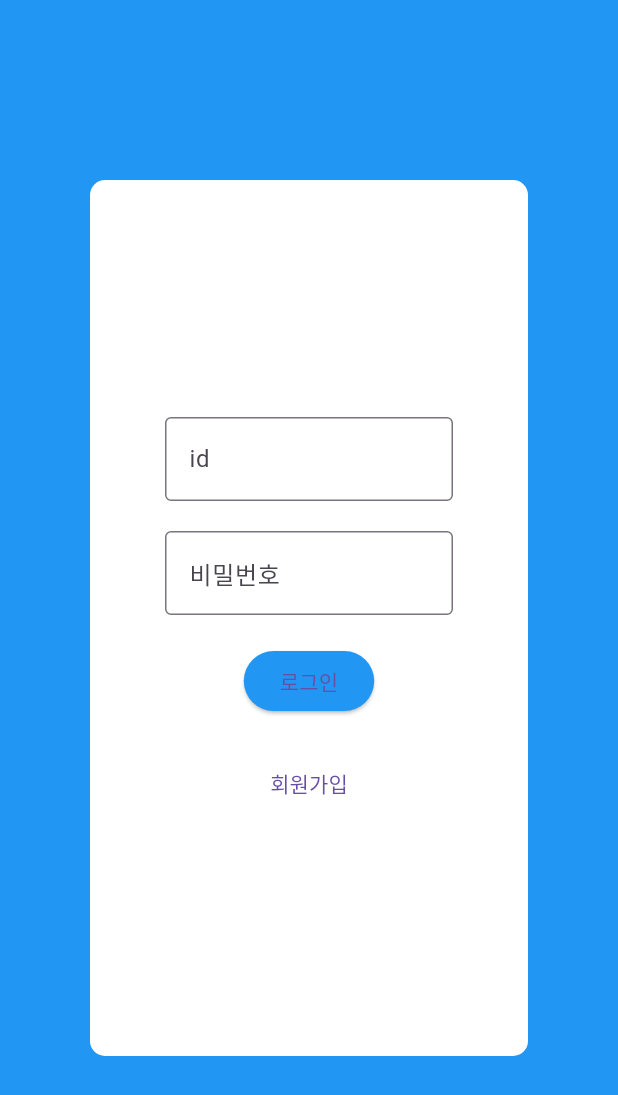
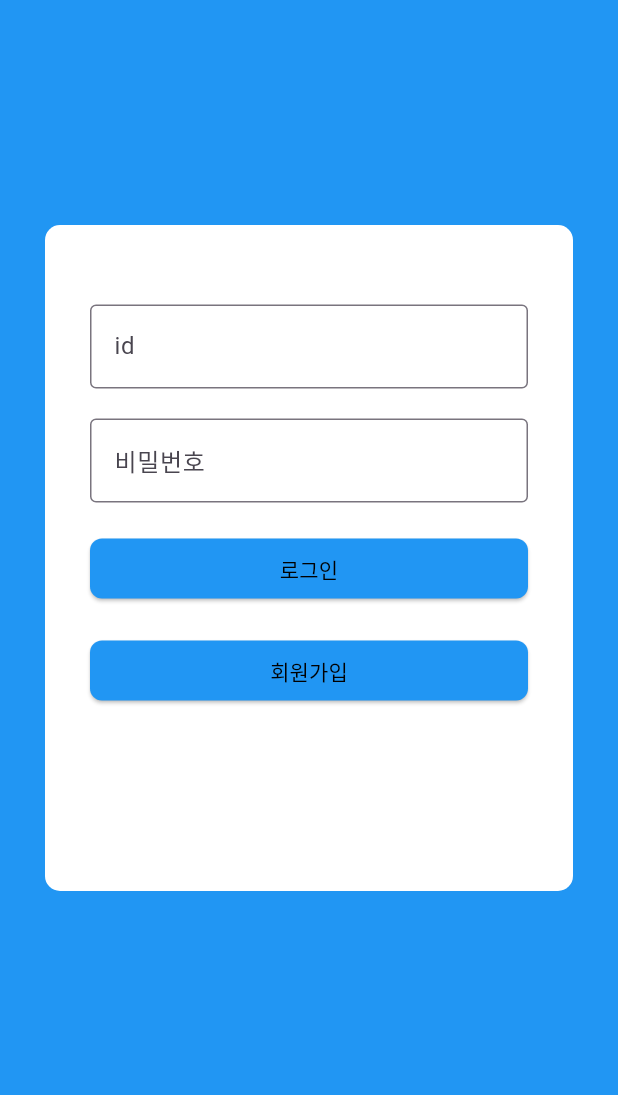
Before and after one commit to hanu1229/devconnect_app, a Flutter app: the Companylogin screen opened directly, on a phone screen of 412 x 824 dp. Shown: the top 1095 px of the screen. Run offline on Flutter 3.47's test engine with Material 3 defaults, Android fonts, the phone set to English and light mode, and no system bars; our stand-ins replace percent_indicator; network calls fail.

Commit message:
2025-04-25 한상범 : flutter 로그인페이지 초안 완료

```diff
--- a/lib/app/company/company_login.dart
+++ b/lib/app/company/company_login.dart
@@ -19,8 +19,8 @@ class _CompanyLogin extends State<Companylogin>{
     return Scaffold(
       backgroundColor: Colors.blue,
       body: Container(
-        padding: EdgeInsets.all(50),
-        margin: EdgeInsets.fromLTRB(60, 120, 60, 120),  // left, top , light, bottom
+        padding: EdgeInsets.fromLTRB(30, 50, 30, 120),
+        margin: EdgeInsets.fromLTRB(30, 150, 30, 230),  // left, top , light, bottom
         decoration: BoxDecoration(
           color: Colors.white,
           borderRadius: BorderRadius.circular(10),
@@ -28,32 +28,75 @@ class _CompanyLogin extends State<Companylogin>{
         child: Column(
           mainAxisAlignment: MainAxisAlignment.center,
           children: [ // 하위 요소들 위젯
+            SizedBox(
+             width : double.infinity, // 넓이 화면 크기에 따라 자동 조절
+            child:
             TextField(
               controller: idController,
               decoration: InputDecoration(
                 labelText: "id",
                 border: OutlineInputBorder(),
+
               ),
-            ),
+            ),),
+
+
             SizedBox(height: 20,),
-            TextField(controller: pwdController,
+
+
+            SizedBox(
+              width: double.infinity,
+              child: TextField(
+              controller: pwdController,
               obscureText: true, // 입력값 감추기
               decoration: InputDecoration(
                 labelText: "비밀번호",
                 border: OutlineInputBorder(),
               ),
-            ),
+            ),),
+
             SizedBox(height: 20,),
-            ElevatedButton(onPressed: ()=>{}, child: Text("로그인"), style: ButtonStyle(backgroundColor: WidgetStateProperty.resolveWith<Color>(
+
+            SizedBox(
+              width: double.infinity,
+              child:
+            ElevatedButton(onPressed: ()=>{}, style: ButtonStyle(backgroundColor: WidgetStateProperty.resolveWith<Color>(
                 (Set<WidgetState> states) {
                   if(states.contains(WidgetState.pressed)){
                   return Colors.blue.shade700;
                 }
-                return Colors.blue; // 기본 배경색은 파란색
+                return Colors.blue; // 기본 배경색은 파란
                 }
-            ),),),
+            ),
+              shape: WidgetStateProperty.all<OutlinedBorder>(
+                RoundedRectangleBorder(
+                  borderRadius: BorderRadius.circular(8.0),  // 둥글기 크기 조절
+                )
+              ) ,
+
+            ), child: Text("로그인", style: TextStyle(color: Colors.black),),),),
+
             SizedBox(height: 20,),
-            TextButton(onPressed: ()=>{}, child: Text("회원가입")),
+
+            SizedBox(
+              width: double.infinity,
+              child:
+              ElevatedButton(onPressed: ()=>{}, style: ButtonStyle(backgroundColor: WidgetStateProperty.resolveWith<Color>(
+                      (Set<WidgetState> states) {
+                    if(states.contains(WidgetState.pressed)){
+                      return Colors.blue.shade700;
+                    }
+                    return Colors.blue; // 기본 배경색은 파란
+                  }
+              ),
+                shape: WidgetStateProperty.all<OutlinedBorder>(
+                    RoundedRectangleBorder(
+                      borderRadius: BorderRadius.circular(8.0),  // 둥글기 크기 조절
+                    )
+                ) ,
+
+              ), child: Text("회원가입", style: TextStyle(color: Colors.black),),),),
+
           ],
         ),
       ),
```
